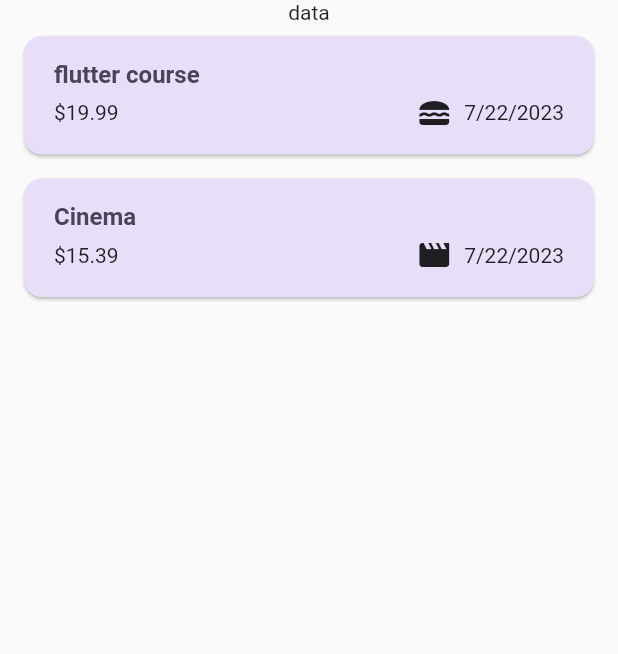
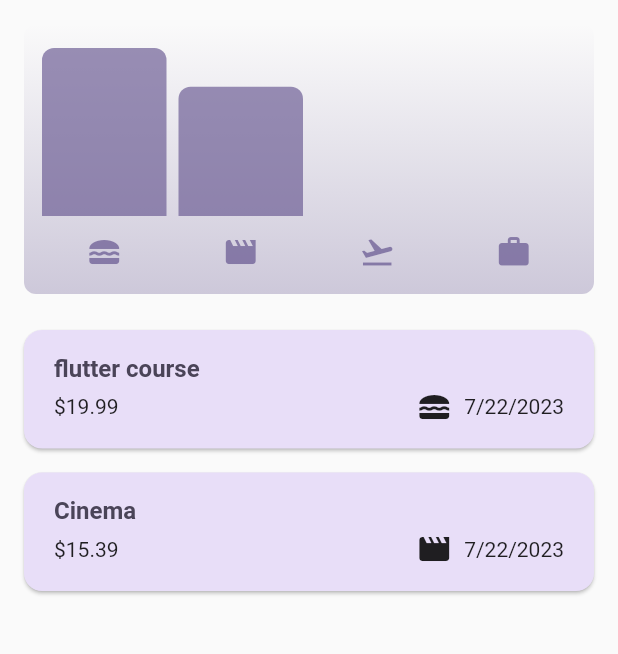
Before and after one commit to Mariovc/expense_tracker, a Flutter app: the screen it shows after launch, on a phone screen of 412 x 824 dp, the part 84-738 px from its top. Run offline on Flutter 3.47's test engine with Material 2 defaults, Android fonts, the phone set to English and light mode, and no system bars.

Commit message:
Draw a chart of expenses

```diff
--- a/lib/model/expense.dart
+++ b/lib/models/expense.dart
@@ -1,6 +1,7 @@
 import 'package:uuid/uuid.dart';
 import 'package:flutter/material.dart';
 import 'package:intl/intl.dart';
+import 'package:collection/collection.dart';
 
 const uuid = Uuid();
 final formatter = DateFormat.yMd();
@@ -37,3 +38,22 @@ class Expense {
     return formatter.format(date);
   }
 }
+
+class ExpenseBucket {
+  const ExpenseBucket({
+    required this.category,
+    required this.expenses,
+  });
+
+  ExpenseBucket.forCategory(List<Expense> allExpenses, this.category)
+      : expenses = allExpenses
+            .where((expense) => expense.category == category)
+            .toList();
+
+  final Category category;
+  final List<Expense> expenses;
+
+  double get totalExpenses {
+    return expenses.map((e) => e.amount).sum;
+  }
+}
--- /dev/null
+++ b/lib/widgets/chart/chart.dart
@@ -0,0 +1,95 @@
+import 'package:flutter/material.dart';
+
+import 'package:expense_tracker/widgets/chart/chart_bar.dart';
+import 'package:expense_tracker/models/expense.dart';
+
+class Chart extends StatelessWidget {
+  const Chart({super.key, required this.expenses});
+
+  final List<Expense> expenses;
+
+  List<ExpenseBucket> get buckets {
+    return [
+      ExpenseBucket.forCategory(expenses, Category.food),
+      ExpenseBucket.forCategory(expenses, Category.leisure),
+      ExpenseBucket.forCategory(expenses, Category.travel),
+      ExpenseBucket.forCategory(expenses, Category.work),
+    ];
+  }
+
+  double get maxTotalExpense {
+    double maxTotalExpense = 0;
+
+    for (final bucket in buckets) {
+      if (bucket.totalExpenses > maxTotalExpense) {
+        maxTotalExpense = bucket.totalExpenses;
+      }
+    }
+
+    return maxTotalExpense;
+  }
+
+  @override
+  Widget build(BuildContext context) {
+    final isDarkMode =
+        MediaQuery.of(context).platformBrightness == Brightness.dark;
+    return Container(
+      margin: const EdgeInsets.all(16),
+      padding: const EdgeInsets.symmetric(
+        vertical: 16,
+        horizontal: 8,
+      ),
+      width: double.infinity,
+      height: 180,
+      decoration: BoxDecoration(
+        borderRadius: BorderRadius.circular(8),
+        gradient: LinearGradient(
+          colors: [
+            Theme.of(context).colorScheme.primary.withOpacity(0.3),
+            Theme.of(context).colorScheme.primary.withOpacity(0.0)
+          ],
+          begin: Alignment.bottomCenter,
+          end: Alignment.topCenter,
+        ),
+      ),
+      child: Column(
+        children: [
+          Expanded(
+            child: Row(
+              crossAxisAlignment: CrossAxisAlignment.end,
+              children: [
+                for (final bucket in buckets) // alternative to map()
+                  ChartBar(
+                    fill: bucket.totalExpenses == 0
+                        ? 0
+                        : bucket.totalExpenses / maxTotalExpense,
+                  )
+              ],
+            ),
+          ),
+          const SizedBox(height: 12),
+          Row(
+            children: buckets
+                .map(
+                  (bucket) => Expanded(
+                    child: Padding(
+                      padding: const EdgeInsets.symmetric(horizontal: 4),
+                      child: Icon(
+                        categoryIcons[bucket.category],
+                        color: isDarkMode
+                            ? Theme.of(context).colorScheme.secondary
+                            : Theme.of(context)
+                                .colorScheme
+                                .primary
+                                .withOpacity(0.7),
+                      ),
+                    ),
+                  ),
+                )
+                .toList(),
+          )
+        ],
+      ),
+    );
+  }
+}
--- /dev/null
+++ b/lib/widgets/chart/chart_bar.dart
@@ -0,0 +1,34 @@
+import 'package:flutter/material.dart';
+
+class ChartBar extends StatelessWidget {
+  const ChartBar({
+    super.key,
+    required this.fill,
+  });
+
+  final double fill;
+
+  @override
+  Widget build(BuildContext context) {
+    final isDarkMode =
+        MediaQuery.of(context).platformBrightness == Brightness.dark;
+    return Expanded(
+      child: Padding(
+        padding: const EdgeInsets.symmetric(horizontal: 4),
+        child: FractionallySizedBox(
+          heightFactor: fill,
+          child: DecoratedBox(
+            decoration: BoxDecoration(
+              shape: BoxShape.rectangle,
+              borderRadius:
+                  const BorderRadius.vertical(top: Radius.circular(8)),
+              color: isDarkMode
+                  ? Theme.of(context).colorScheme.secondary
+                  : Theme.of(context).colorScheme.primary.withOpacity(0.65),
+            ),
+          ),
+        ),
+      ),
+    );
+  }
+}
--- a/lib/widgets/expenses.dart
+++ b/lib/widgets/expenses.dart
@@ -1,8 +1,9 @@
+import 'package:expense_tracker/widgets/chart/chart.dart';
 import 'package:expense_tracker/widgets/expenses_list/expenses_list.dart';
 import 'package:expense_tracker/widgets/new_expense.dart';
 import 'package:flutter/material.dart';
 
-import '../model/expense.dart';
+import '../models/expense.dart';
 
 class Expenses extends StatefulWidget {
   const Expenses({super.key});
@@ -87,7 +88,7 @@ class _ExpensesState extends State<Expenses> {
       ),
       body: Column(
         children: [
-          const Text('data'),
+          Chart(expenses: _registeredExpenses),
           Expanded(
             child: mainContent,
           ),
--- a/lib/widgets/expenses_list/expense_item.dart
+++ b/lib/widgets/expenses_list/expense_item.dart
@@ -1,4 +1,4 @@
-import 'package:expense_tracker/model/expense.dart';
+import 'package:expense_tracker/models/expense.dart';
 import 'package:flutter/material.dart';
 
 class ExpenseItem extends StatelessWidget {
--- a/lib/widgets/expenses_list/expenses_list.dart
+++ b/lib/widgets/expenses_list/expenses_list.dart
@@ -1,4 +1,4 @@
-import 'package:expense_tracker/model/expense.dart';
+import 'package:expense_tracker/models/expense.dart';
 import 'package:expense_tracker/widgets/expenses_list/expense_item.dart';
 import 'package:flutter/material.dart';
 
--- a/lib/widgets/new_expense.dart
+++ b/lib/widgets/new_expense.dart
@@ -1,7 +1,7 @@
 import 'package:flutter/material.dart';
 import 'package:intl/intl.dart';
 
-import '../model/expense.dart';
+import '../models/expense.dart';
 
 final formatter = DateFormat.yMd();
 
```
